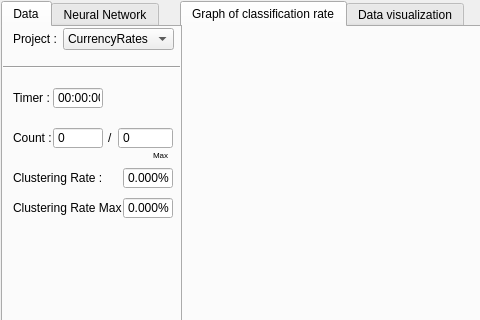
This is Example/GUI/mainwindow.ui in MatthieuHernandez/NeuralNetworkTest as Qt 5 draws it before an edit; both pictures show x 0 to 480 and y 0 to 320 of the 851 by 500 pixel window. The edited form follows.
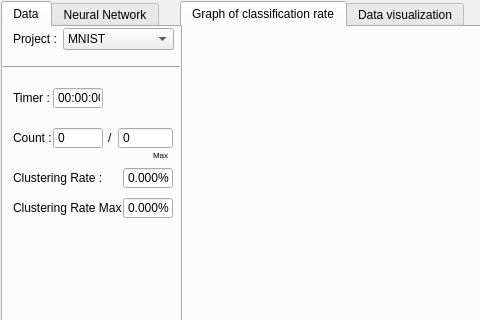
This is the edited form. Icons and pictures are not drawn. Custom widgets are drawn as their Qt base class.

Patch:
```diff
--- a/Example/GUI/mainwindow.ui
+++ b/Example/GUI/mainwindow.ui
@@ -273,7 +273,7 @@
        </rect>
       </property>
       <property name="currentIndex">
-       <number>3</number>
+       <number>1</number>
       </property>
       <item>
        <property name="text">
```
Left out of the diff: 2 changed lines with no effect on the pictures.
